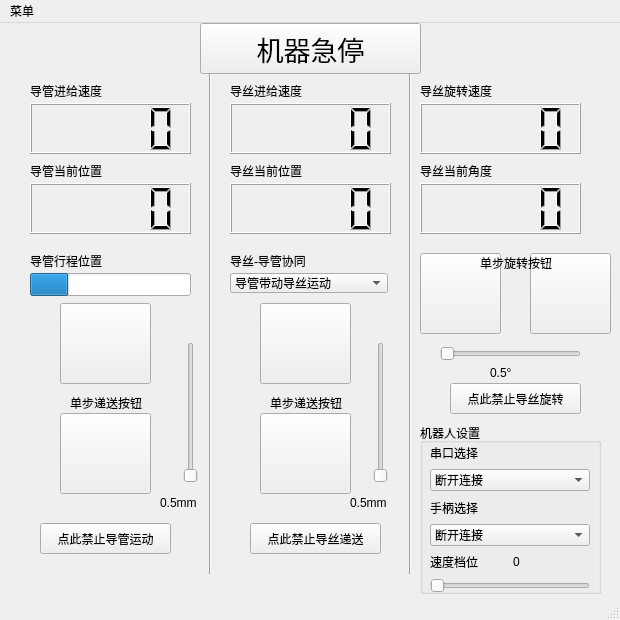
This is mainWindow.ui in umeiko/Surge_Robo_GUI as Qt 5 draws it before an edit. The edited form follows.
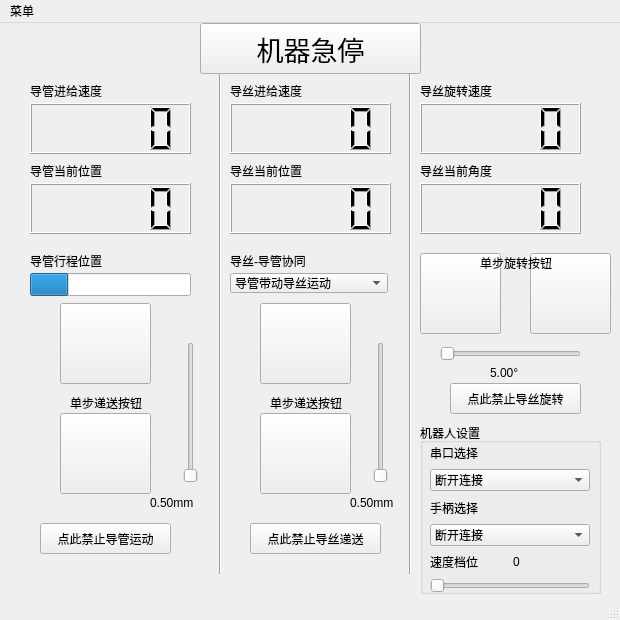
This is the edited form. Icons and pictures are not drawn.

Patch:
```diff
--- a/mainWindow.ui
+++ b/mainWindow.ui
@@ -211,7 +211,7 @@
    <widget class="Line" name="line">
     <property name="geometry">
      <rect>
-      <x>200</x>
+      <x>210</x>
       <y>50</y>
       <width>20</width>
       <height>501</height>
@@ -447,14 +447,14 @@
    <widget class="QLabel" name="cath_step_text">
     <property name="geometry">
      <rect>
-      <x>160</x>
+      <x>150</x>
       <y>470</y>
-      <width>41</width>
+      <width>61</width>
       <height>20</height>
      </rect>
     </property>
     <property name="text">
-     <string>0.5mm</string>
+     <string>0.50mm</string>
     </property>
    </widget>
    <widget class="QLabel" name="wire_step_text">
@@ -462,12 +462,12 @@
      <rect>
       <x>350</x>
       <y>470</y>
-      <width>41</width>
+      <width>51</width>
       <height>20</height>
      </rect>
     </property>
     <property name="text">
-     <string>0.5mm</string>
+     <string>0.50mm</string>
     </property>
    </widget>
    <widget class="QLabel" name="wireRot_step_text">
@@ -475,12 +475,12 @@
      <rect>
       <x>490</x>
       <y>340</y>
-      <width>41</width>
+      <width>51</width>
       <height>20</height>
      </rect>
     </property>
     <property name="text">
-     <string>0.5°</string>
+     <string>5.00°</string>
     </property>
    </widget>
    <widget class="QPushButton" name="cath_disable_button">
```
Left out of the diff: 3 changed lines with no effect on the pictures.
